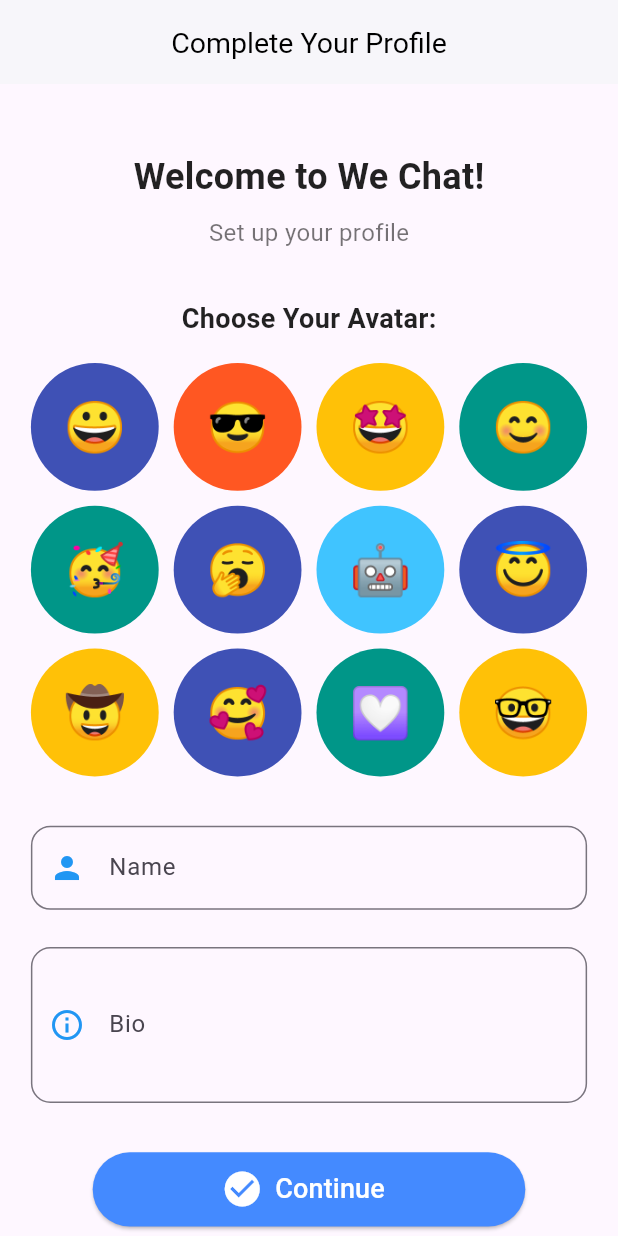
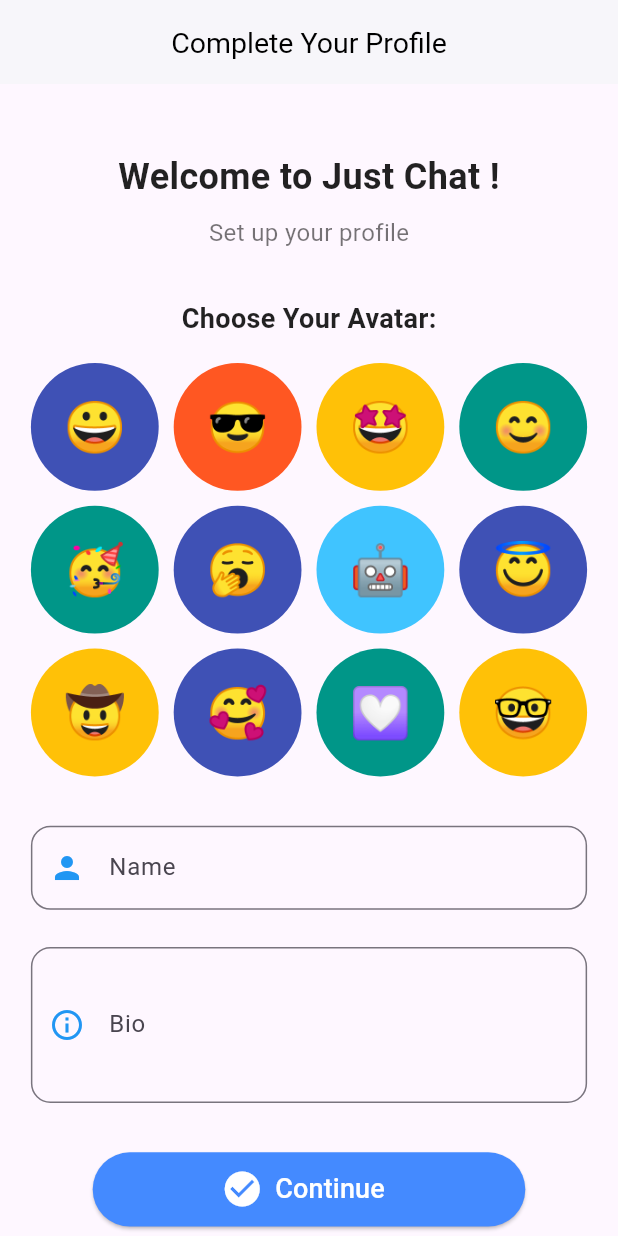
Before and after one commit to harshl3/Just_Chat, a Flutter app: the ProfileSetupScreen screen opened directly, on a phone screen of 412 x 824 dp. Run offline on Flutter 3.47's test engine with Material 3 defaults, Android fonts, the phone set to English and light mode, and no system bars; our stand-ins replace cached_network_image, cloud_firestore, emoji_picker_flutter, firebase_auth, firebase_core, firebase_messaging and 2 more; accounts and stored records are empty; network calls fail.

```diff
--- a/lib/screens/auth/profile_setup_screen.dart
+++ b/lib/screens/auth/profile_setup_screen.dart
@@ -45,7 +45,7 @@ class _ProfileSetupScreenState extends State<ProfileSetupScreen> {
 
               // Title
               Text(
-                'Welcome to We Chat!',
+                'Welcome to Just Chat !',
                 style: TextStyle(
                   fontSize: 24,
                   fontWeight: FontWeight.bold,
--- a/lib/screens/home_screen.dart
+++ b/lib/screens/home_screen.dart
@@ -109,7 +109,7 @@ class _HomeScreenState extends State<HomeScreen> {
                       }
                     },
                   )
-                : Text("We Chat"),
+                : Text("Just Chat"),
 
             actions: [
               //search user button
```
Also changed, not shown: lib/screens/chat_screen.dart (+11 -9 lines), 2 other files.
